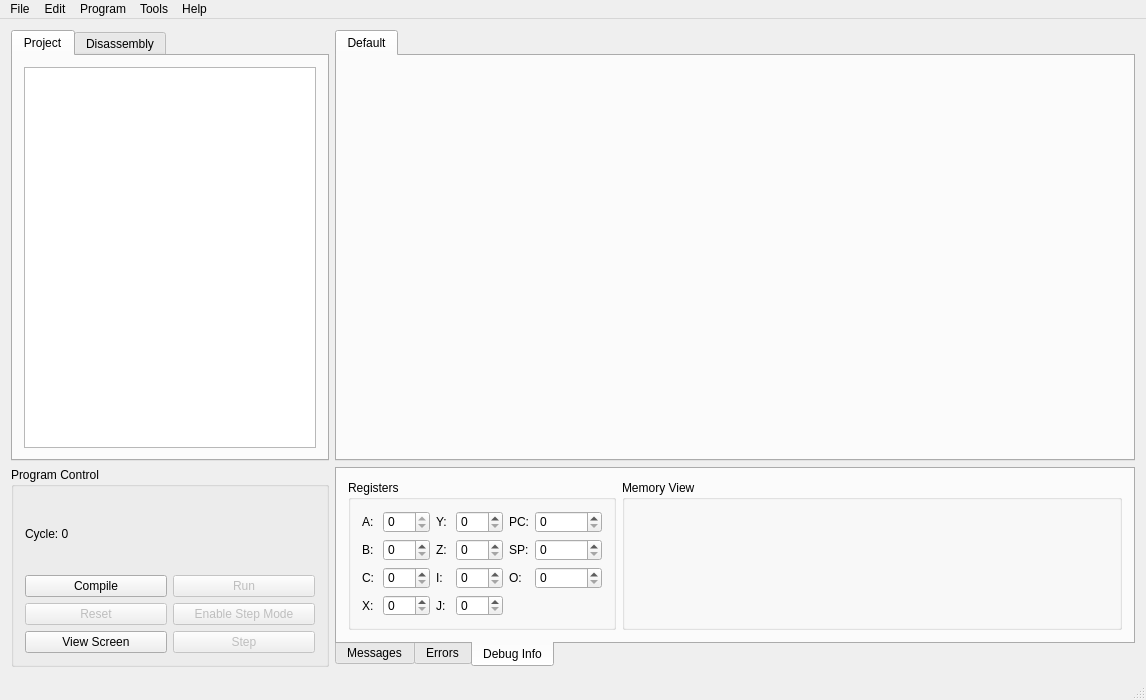
Before: the Qt Designer form dcpudeveloper.ui in jamie124/DCPU-Developer, drawn with Qt 5.
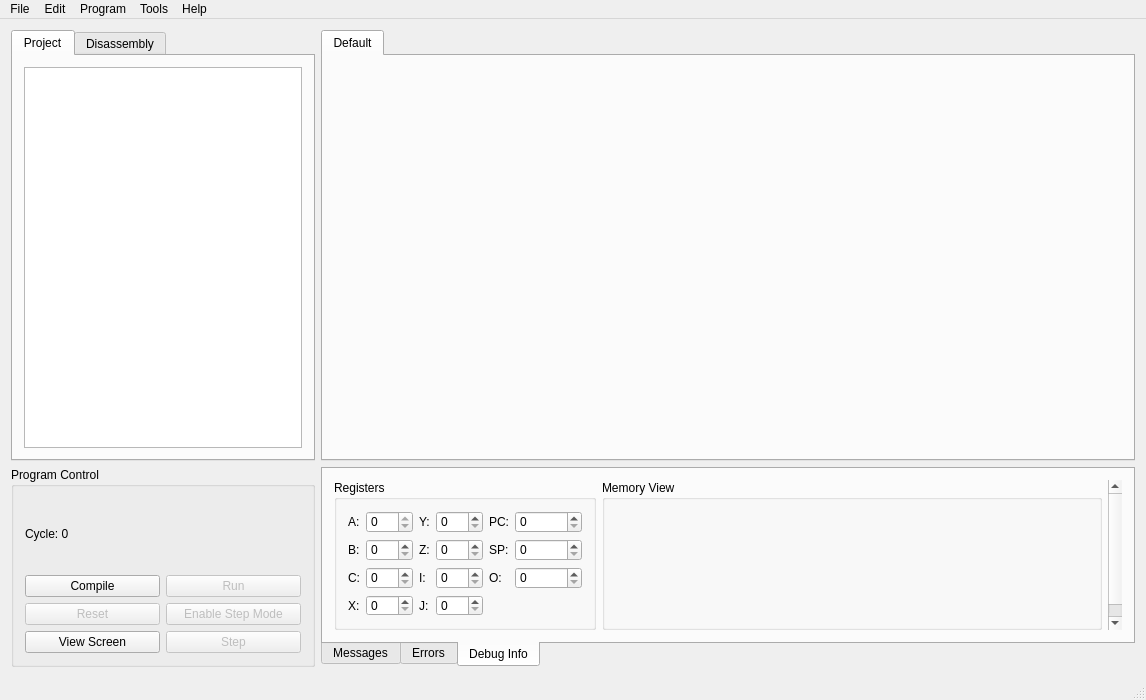
After: the same form once the commit is applied.

Commit message: Scrolling working for memory view

What changed in the file:
```diff
--- a/dcpudeveloper.ui
+++ b/dcpudeveloper.ui
@@ -403,6 +403,16 @@
           </item>
          </layout>
         </item>
+        <item row="0" column="1">
+         <widget class="QScrollBar" name="memory_scrollbar">
+          <property name="maximum">
+           <number>1</number>
+          </property>
+          <property name="orientation">
+           <enum>Qt::Vertical</enum>
+          </property>
+         </widget>
+        </item>
        </layout>
       </widget>
      </widget>
```
The commit also changes 8 other files.
